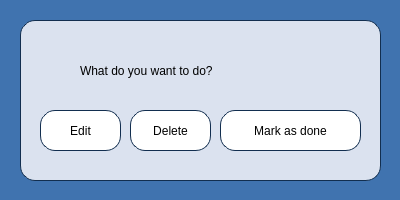
First picture: the form in Planner/editdeletemarkasdomedialog.ui, repository BeliaViktoria/Planner, before the edit.
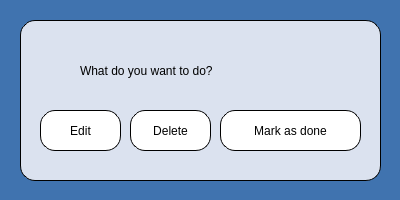
Second picture: the form after the edit.

Commit message: Border Color

The edit to the form file:
```diff
--- a/Planner/editdeletemarkasdomedialog.ui
+++ b/Planner/editdeletemarkasdomedialog.ui
@@ -66,7 +66,7 @@
 border-radius:15px;
 border-style: solid;
 border-width: 1px;
-border-color: rgb(18, 46, 79);</string>
+border-color: rgb(0, 0, 0);</string>
    </property>
    <widget class="QPushButton" name="pushButton_Edit">
     <property name="geometry">
@@ -84,7 +84,7 @@
 border-radius: 15px;
 border-style: solid;
 border-width: 1px;
-border-color:rgb(18, 46, 79);</string>
+border-color: rgb(0, 0, 0);</string>
     </property>
     <property name="text">
      <string>Edit</string>
@@ -106,7 +106,7 @@
 border-radius: 15px;
 border-style: solid;
 border-width: 1px;
-border-color:rgb(18, 46, 79);</string>
+border-color: rgb(0, 0, 0);</string>
     </property>
     <property name="text">
      <string>Delete</string>
@@ -128,7 +128,7 @@
 border-radius: 15px;
 border-style: solid;
 border-width: 1px;
-border-color:rgb(18, 46, 79);</string>
+border-color: rgb(0, 0, 0);</string>
     </property>
     <property name="text">
      <string>Mark as done</string>
```
The commit also changes 20 other files.
